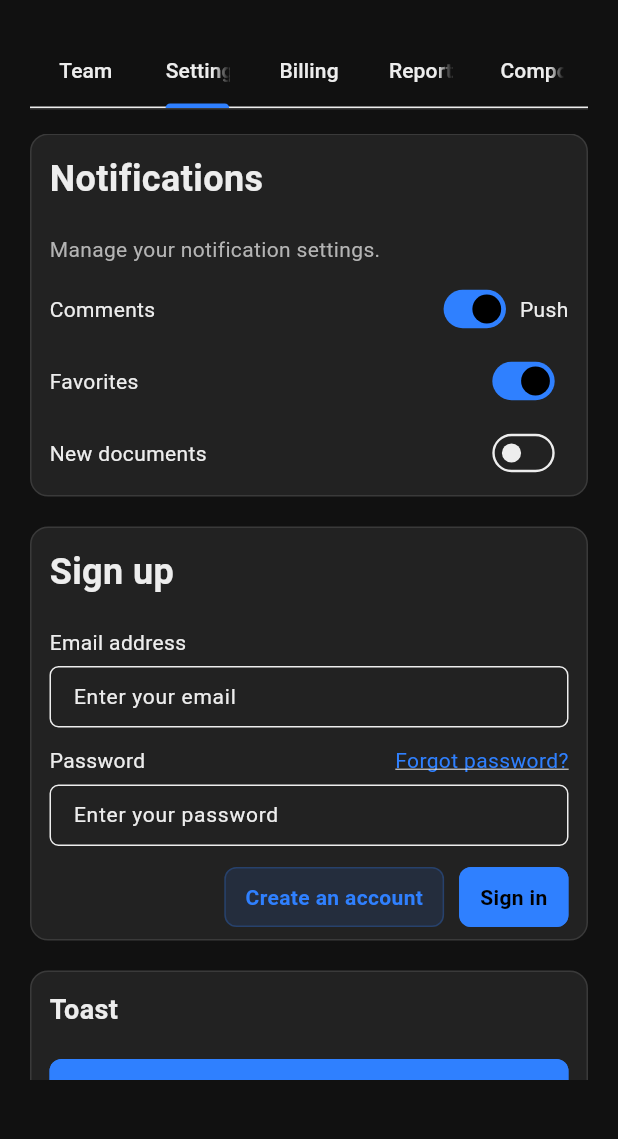
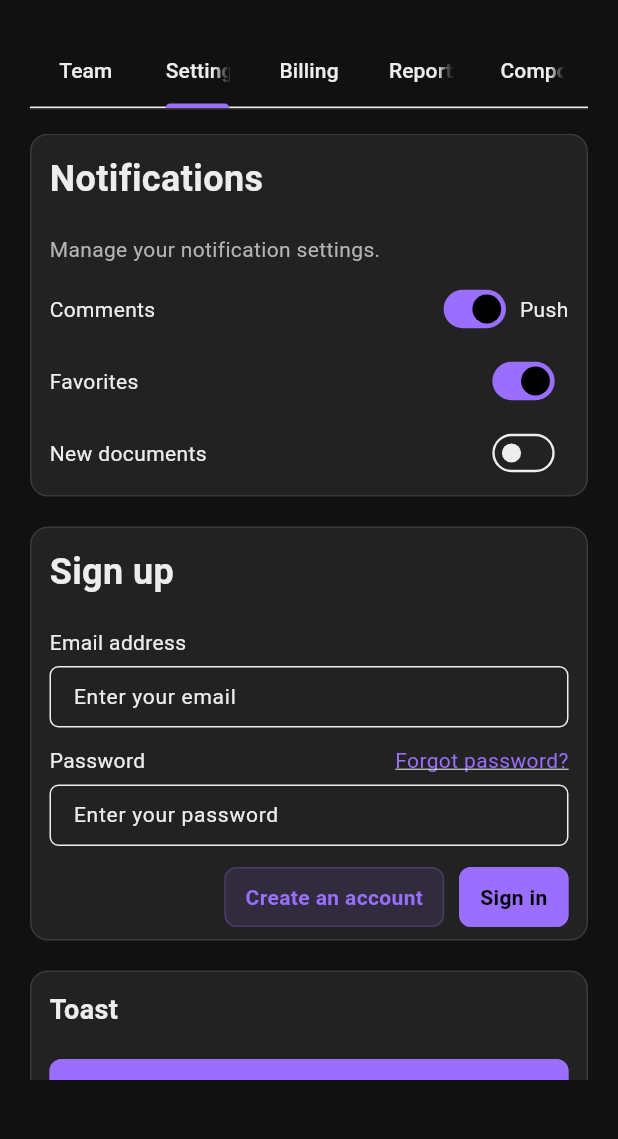
Before and after one commit to jaxnz/radix-ui-flutter, a Flutter app: the screen it shows after launch, tab 2 chosen, on a phone screen of 412 x 824 dp, the part 84-1223 px from its top. Run offline on Flutter 3.47's test engine with Material 3 defaults, Android fonts, the phone set to English and light mode, and no system bars; our stand-ins replace flutter_svg.

```diff
--- a/example/lib/main.dart
+++ b/example/lib/main.dart
@@ -30,7 +30,7 @@ class _ExampleAppState extends State<ExampleApp> {
 
   @override
   Widget build(BuildContext context) {
-    final base = RadixThemeData(brightness: Brightness.light);
+    final base = RadixThemeData(brightness: Brightness.light, grayScale: RadixColors.mauve, brandScale: RadixColors.violet);
     return MaterialApp(
       navigatorKey: RadixUI.navigatorKey,
       title: 'Radix UI Flutter Example',
--- a/example/lib/tabs/settings.dart
+++ b/example/lib/tabs/settings.dart
@@ -77,7 +77,7 @@ class SettingsTab extends StatelessWidget {
         _Section(
           title: 'Toast',
           description: null,
-          child: RadixButton(onPressed: () => RadixUI.showToast('Hello from toast'), child: const Text('Show toast')),
+          child: RadixUI.button('Show toast', onPressed: () => RadixUI.showToast('Hello from toast')),
         ),
       ],
     );
--- a/lib/src/utils/radix_ui.dart
+++ b/lib/src/utils/radix_ui.dart
@@ -62,11 +62,11 @@ class RadixUI {
 
   // ---------- Convenience builders (no BuildContext required) ----------
 
-  static RadixButton button(String label, {VoidCallback? onPressed, RadixButtonVariant variant = RadixButtonVariant.solid, RadixButtonSize size = RadixButtonSize.md, bool fullWidth = false}) => RadixButton(variant: variant, size: size, fullWidth: fullWidth, onPressed: onPressed, child: Text(label));
+  static RadixButton button(String label, {VoidCallback? onPressed, RadixButtonVariant variant = RadixButtonVariant.solid, RadixButtonSize size = RadixButtonSize.md, bool fullWidth = false, Color? color}) => RadixButton(variant: variant, size: size, fullWidth: fullWidth, color: color, onPressed: onPressed, child: Text(label));
 
   // Back-compat helpers (redirect to button)
-  static RadixButton solidButton(String label, {VoidCallback? onPressed}) => button(label, onPressed: onPressed, variant: RadixButtonVariant.solid);
-  static RadixButton outlineButton(String label, {VoidCallback? onPressed}) => button(label, onPressed: onPressed, variant: RadixButtonVariant.outline);
+  static RadixButton solidButton(String label, {VoidCallback? onPressed, Color? color}) => button(label, onPressed: onPressed, color: color, variant: RadixButtonVariant.solid);
+  static RadixButton outlineButton(String label, {VoidCallback? onPressed, Color? color}) => button(label, onPressed: onPressed, color: color, variant: RadixButtonVariant.outline);
 
   static RadixTextField textField({String? placeholder, TextEditingController? controller, bool obscureText = false}) => RadixTextField(placeholder: placeholder, controller: controller, obscureText: obscureText);
 
```
Also changed, not shown: lib/src/components/button.dart (+17 -0 lines), lib/src/components/dialog_variants.dart (+4 -5 lines).
